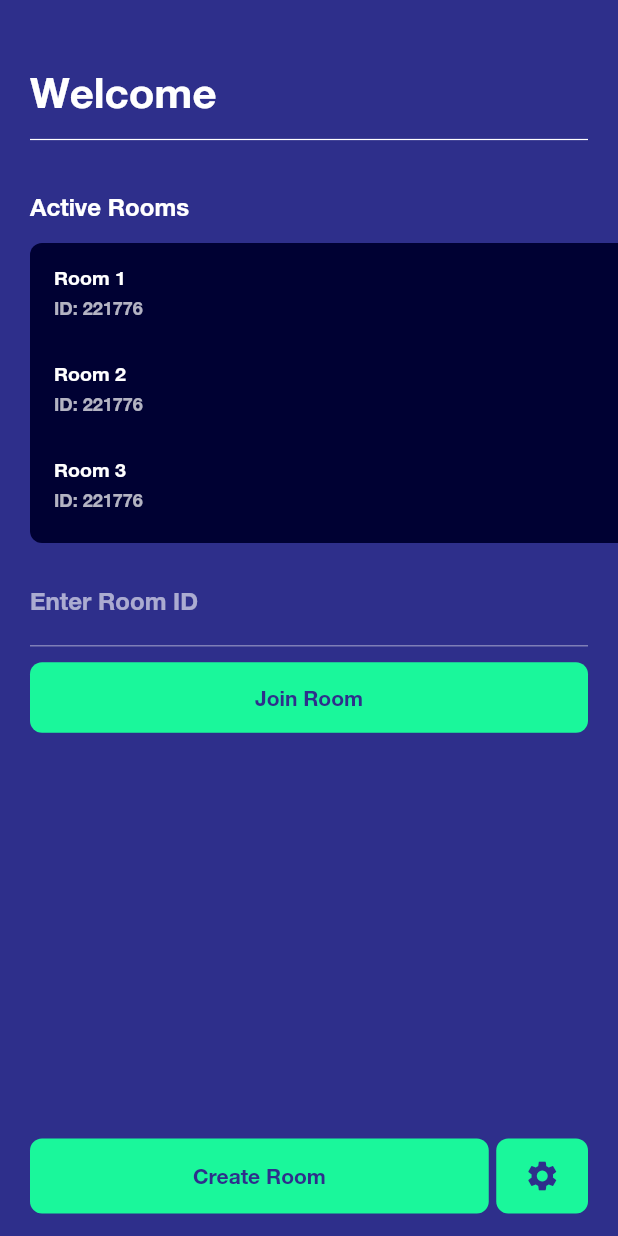
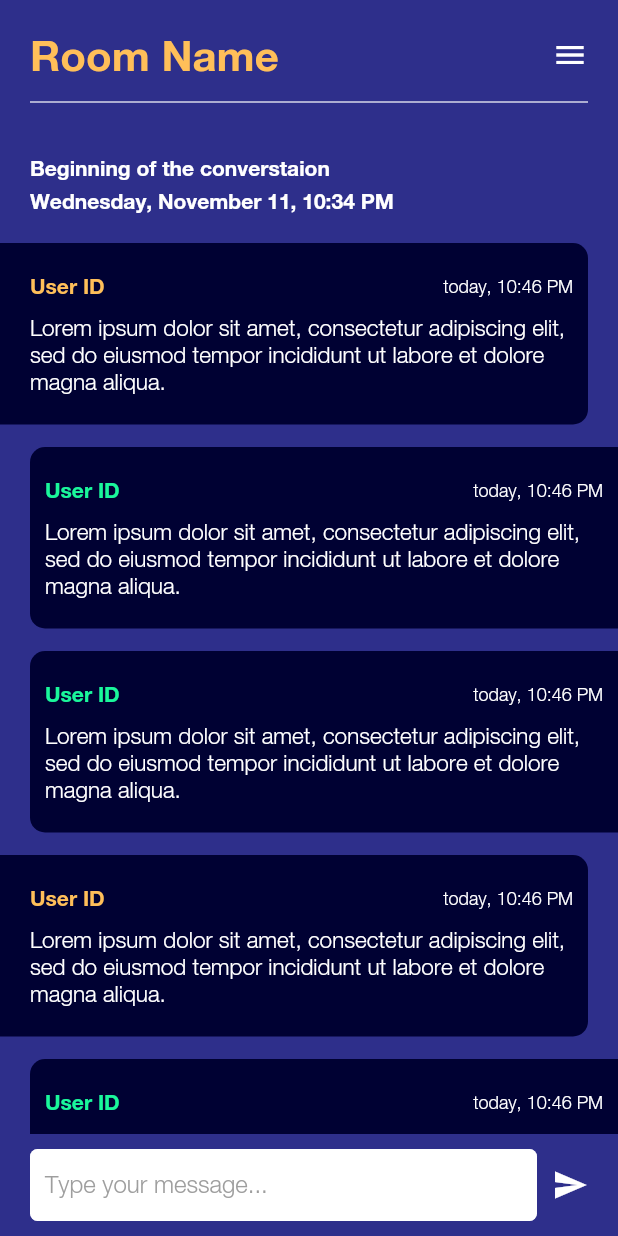
Before and after one commit to ZhFahim/chatx, a Flutter app: the screen it shows after launch, after a tap on "Join Room", on a phone screen of 412 x 824 dp. Run offline on Flutter 3.47's test engine with Material 2 defaults, Android fonts, the phone set to English and light mode, and no system bars.

Commit message:
Add demo chat screen

```diff
--- a/lib/main.dart
+++ b/lib/main.dart
@@ -1,6 +1,7 @@
 import 'dart:ui';
 import 'package:flutter/material.dart';
 import 'screens/home.dart';
+import 'screens/chat.dart';
 
 void main() {
   runApp(ChatX());
@@ -21,7 +22,10 @@ class ChatX extends StatelessWidget {
         fontFamily: 'HelveticaNeue',
         visualDensity: VisualDensity.adaptivePlatformDensity,
       ),
-      home: HomeScreen(),
+      routes: {
+        '/': (context) => HomeScreen(),
+        'chatScreen': (context) => ChatScreen(),
+      },
     );
   }
 }
--- /dev/null
+++ b/lib/screens/chat.dart
@@ -0,0 +1,161 @@
+import 'package:flutter/material.dart';
+
+class ChatScreen extends StatelessWidget {
+  @override
+  Widget build(BuildContext context) {
+    return Scaffold(
+      body: SafeArea(
+        child: Column(
+          crossAxisAlignment: CrossAxisAlignment.stretch,
+          children: [
+            SizedBox(height: 20.0),
+            Row(
+              mainAxisAlignment: MainAxisAlignment.spaceBetween,
+              children: [
+                Padding(
+                  padding: const EdgeInsets.only(left: 20.0),
+                  child: Text(
+                    'Room Name',
+                    style: TextStyle(color: Color(0xFFFFBF59), fontSize: 28.0),
+                  ),
+                ),
+                Padding(
+                  padding: const EdgeInsets.only(right: 20.0),
+                  child: Icon(Icons.menu),
+                )
+              ],
+            ),
+            Padding(
+              padding: const EdgeInsets.symmetric(horizontal: 20.0),
+              child: Divider(
+                color: Colors.white,
+                height: 30.0,
+                thickness: 0.8,
+              ),
+            ),
+            Expanded(
+              child: ListView(
+                padding: EdgeInsets.symmetric(vertical: 20.0),
+                children: [
+                  Padding(
+                    padding: const EdgeInsets.symmetric(horizontal: 20.0),
+                    child: Text('Beginning of the converstaion'),
+                  ),
+                  SizedBox(height: 5.0),
+                  Padding(
+                    padding: const EdgeInsets.symmetric(horizontal: 20.0),
+                    child: Text('Wednesday, November 11, 10:34 PM'),
+                  ),
+                  SizedBox(height: 20.0),
+                  ChatBubble(isSentMsg: false),
+                  ChatBubble(isSentMsg: true),
+                  ChatBubble(isSentMsg: true),
+                  ChatBubble(isSentMsg: false),
+                  ChatBubble(isSentMsg: true),
+                  ChatBubble(isSentMsg: false),
+                  ChatBubble(isSentMsg: true),
+                  ChatBubble(isSentMsg: false),
+                ],
+              ),
+            ),
+            Container(
+              margin: EdgeInsets.symmetric(vertical: 10.0),
+              padding: EdgeInsets.symmetric(horizontal: 20.0),
+              child: Row(
+                children: [
+                  Expanded(
+                    child: TextField(
+                      style: TextStyle(color: Colors.black),
+                      decoration: InputDecoration(
+                        hintText: 'Type your message...',
+                        hintStyle: TextStyle(
+                          color: Colors.grey,
+                          fontFamily: 'HelveticaNeueLight',
+                        ),
+                        filled: true,
+                        fillColor: Colors.white,
+                        contentPadding: EdgeInsets.symmetric(horizontal: 10.0),
+                        border: OutlineInputBorder(
+                          borderRadius: BorderRadius.circular(5.0),
+                        ),
+                        focusedBorder: UnderlineInputBorder(
+                          borderRadius: BorderRadius.circular(5.0),
+                          borderSide: BorderSide(
+                            color: Theme.of(context).accentColor,
+                            width: 5.0,
+                          ),
+                        ),
+                      ),
+                    ),
+                  ),
+                  SizedBox(width: 10.0),
+                  Icon(Icons.send),
+                ],
+              ),
+            ),
+          ],
+        ),
+      ),
+    );
+  }
+}
+
+class ChatBubble extends StatelessWidget {
+  const ChatBubble({Key key, @required this.isSentMsg}) : super(key: key);
+
+  final isSentMsg;
+
+  @override
+  Widget build(BuildContext context) {
+    return Container(
+      margin: EdgeInsets.only(
+        right: isSentMsg ? 0 : 20.0,
+        left: isSentMsg ? 20.0 : 0,
+        bottom: 15.0,
+      ),
+      padding: EdgeInsets.only(
+        top: 20.0,
+        bottom: 20.0,
+        left: isSentMsg ? 10.0 : 20.0,
+        right: 10.0,
+      ),
+      decoration: BoxDecoration(
+        color: Color(0xFF000133),
+        borderRadius: BorderRadius.only(
+          topLeft: isSentMsg ? Radius.circular(10.0) : Radius.zero,
+          topRight: isSentMsg ? Radius.zero : Radius.circular(10.0),
+          bottomLeft: isSentMsg ? Radius.circular(10.0) : Radius.zero,
+          bottomRight: isSentMsg ? Radius.zero : Radius.circular(10.0),
+        ),
+      ),
+      child: Column(
+        children: [
+          Row(
+            mainAxisAlignment: MainAxisAlignment.spaceBetween,
+            children: [
+              Text(
+                'User ID',
+                style: TextStyle(
+                    color: isSentMsg
+                        ? Theme.of(context).accentColor
+                        : Color(0xFFFFBF59)),
+              ),
+              Text(
+                'today, 10:46 PM',
+                style: TextStyle(
+                  fontSize: 12.0,
+                  fontFamily: 'HelveticaNeueLight',
+                ),
+              ),
+            ],
+          ),
+          SizedBox(height: 10.0),
+          Text(
+            'Lorem ipsum dolor sit amet, consectetur adipiscing elit, sed do eiusmod tempor incididunt ut labore et dolore magna aliqua.',
+            style: TextStyle(fontFamily: 'HelveticaNeueLight', fontSize: 15.0),
+          ),
+        ],
+      ),
+    );
+  }
+}
--- a/lib/screens/home.dart
+++ b/lib/screens/home.dart
@@ -78,7 +78,9 @@ class HomeScreen extends StatelessWidget {
                     style: TextStyle(color: Theme.of(context).canvasColor),
                   ),
                   color: Theme.of(context).accentColor,
-                  onPressed: () {},
+                  onPressed: () {
+                    Navigator.pushNamed(context, 'chatScreen');
+                  },
                 ),
               ),
               SizedBox(height: 5.0),
```
